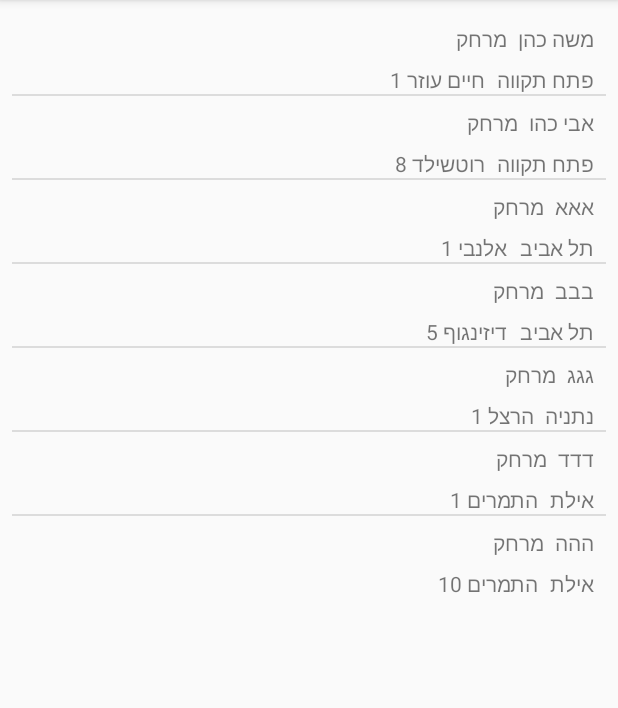
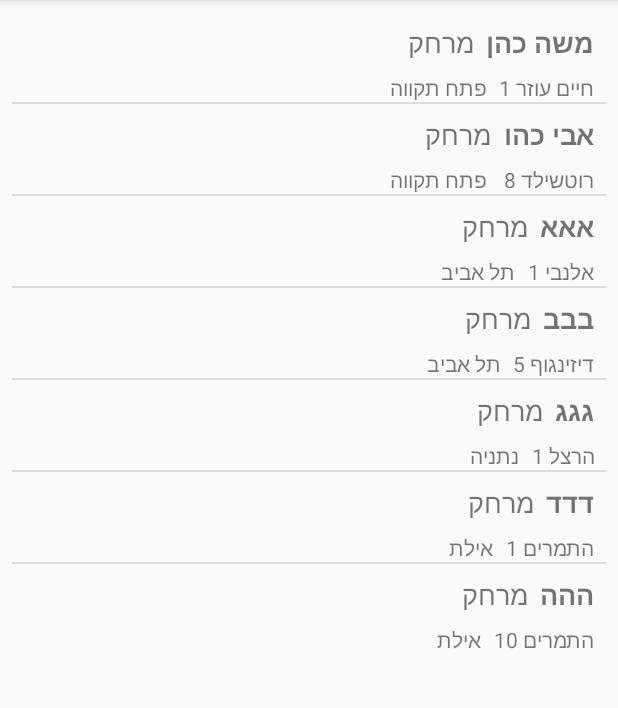
Before and after one commit to redperov/NearestCustomers, an Android app: the screen it shows after launch (MainActivity), on a phone screen of 412 x 824 dp, the part 84-792 px from its top. Run offline under Robolectric (Android 15) with nearby library versions, the phone set to English and light mode, and no system bars.

Commit message:
almost working version

```diff
--- a/app/src/main/java/com/tutorial/wizenet_nearestcustomers/DistancesListAdapter.java
+++ b/app/src/main/java/com/tutorial/wizenet_nearestcustomers/DistancesListAdapter.java
@@ -81,7 +81,7 @@ public class DistancesListAdapter extends BaseAdapter {
         city.setText(currentCustomer.getCity());
         address.setText(currentCustomer.getAddress());
 
-        fullAddress = String.format("%s %s", address, city);
+        fullAddress = String.format("%s %s", currentCustomer.getAddress(), currentCustomer.getCity());
 
         //Perform distance calculation.
         GeocodingLocation.getAddressFromLocation(fullAddress, context, new GeocoderHandler(origin, distance));
@@ -128,7 +128,7 @@ public class DistancesListAdapter extends BaseAdapter {
                 this.destination = new LatLng(latitude, longitude);
 
                 //Calculate distance from origin to specified destination.
-                JSONObject distance = calculateDistance();
+                JSONObject distance = calculateDistance(this.origin, this.destination);
 
                 try {
 
@@ -143,12 +143,12 @@ public class DistancesListAdapter extends BaseAdapter {
                 } catch (JSONException | NullPointerException e) {
                     e.printStackTrace();
 
-                    distanceTxt.setText("לא ניתן לחשב מרחק");
+                   // distanceTxt.setText("לא ניתן לחשב מרחק");
                 }
             }
         }
 
-        private JSONObject calculateDistance() {
+        private JSONObject calculateDistance(final LatLng origin, final LatLng destination) {
 
             final JSONObject[] distance = new JSONObject[1];
             // final String response;
--- a/app/src/main/java/com/tutorial/wizenet_nearestcustomers/GeocodingLocation.java
+++ b/app/src/main/java/com/tutorial/wizenet_nearestcustomers/GeocodingLocation.java
@@ -55,8 +55,8 @@ public class GeocodingLocation {
 
                     /*
                     Note:
-                    message.what  = 1: means everything is ok.
-                    message.what  = 2: means an error has occurred.
+                    message.what = 1: means everything is ok.
+                    message.what = 2: means an error has occurred.
                      */
                     if (!ok) {
                         message.what = 2;
--- a/app/src/main/res/layout/activity_main.xml
+++ b/app/src/main/res/layout/activity_main.xml
@@ -18,12 +18,14 @@
 
     <ListView
         android:id="@+id/customers_distances_listView"
-        android:layout_width="match_parent"
+        android:layout_width="0dp"
         android:layout_height="wrap_content"
         android:layout_marginRight="8dp"
         app:layout_constraintRight_toRightOf="parent"
         app:layout_constraintTop_toTopOf="parent"
         android:layout_marginTop="8dp"
         android:layout_marginLeft="8dp"
-        app:layout_constraintLeft_toLeftOf="parent" />
+        app:layout_constraintLeft_toLeftOf="parent"
+        android:layout_marginStart="8dp"
+        android:layout_marginEnd="8dp" />
 </android.support.constraint.ConstraintLayout>
--- a/app/src/main/res/layout/customers_distances_row.xml
+++ b/app/src/main/res/layout/customers_distances_row.xml
@@ -9,10 +9,12 @@
         android:id="@+id/customers_distances_row_name"
         android:layout_width="wrap_content"
         android:layout_height="wrap_content"
+        android:layout_marginEnd="8dp"
         android:layout_marginRight="8dp"
-        android:layout_marginEnd="8dp"
         android:layout_marginTop="8dp"
         android:text="שם"
+        android:textSize="18sp"
+        android:textStyle="bold"
         app:layout_constraintRight_toRightOf="parent"
         app:layout_constraintTop_toTopOf="parent" />
 
@@ -20,10 +22,11 @@
         android:id="@+id/customers_distances_row_distance"
         android:layout_width="wrap_content"
         android:layout_height="wrap_content"
+        android:layout_marginEnd="8dp"
         android:layout_marginRight="8dp"
-        android:layout_marginEnd="8dp"
         android:layout_marginTop="8dp"
         android:text="מרחק"
+        android:textSize="18sp"
         app:layout_constraintRight_toLeftOf="@+id/customers_distances_row_name"
         app:layout_constraintTop_toTopOf="parent" />
 
@@ -31,21 +34,21 @@
         android:id="@+id/customers_distances_row_city"
         android:layout_width="wrap_content"
         android:layout_height="wrap_content"
+        android:layout_marginEnd="8dp"
+        android:text="עיר"
+        app:layout_constraintRight_toLeftOf="@+id/customers_distances_row_address"
         android:layout_marginRight="8dp"
-        android:layout_marginEnd="8dp"
         android:layout_marginTop="8dp"
-        android:text="עיר"
-        app:layout_constraintRight_toRightOf="parent"
-        app:layout_constraintTop_toBottomOf="@+id/customers_distances_row_name" />
+        app:layout_constraintTop_toBottomOf="@+id/customers_distances_row_distance" />
 
     <TextView
         android:id="@+id/customers_distances_row_address"
         android:layout_width="wrap_content"
         android:layout_height="wrap_content"
+        android:layout_marginEnd="8dp"
+        android:text="כתובת"
         android:layout_marginRight="8dp"
-        android:layout_marginEnd="8dp"
+        app:layout_constraintRight_toRightOf="parent"
         android:layout_marginTop="8dp"
-        android:text="כתובת"
-        app:layout_constraintRight_toLeftOf="@+id/customers_distances_row_city"
-        app:layout_constraintTop_toBottomOf="@+id/customers_distances_row_distance" />
+        app:layout_constraintTop_toBottomOf="@+id/customers_distances_row_name" />
 </android.support.constraint.ConstraintLayout>
```
